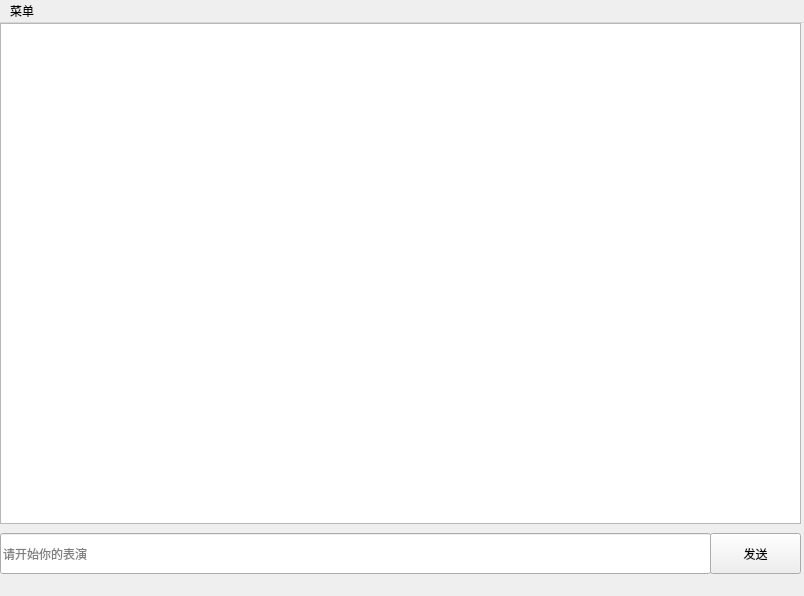
Qt form main_ui.ui (wockkkk/chat) before a commit.
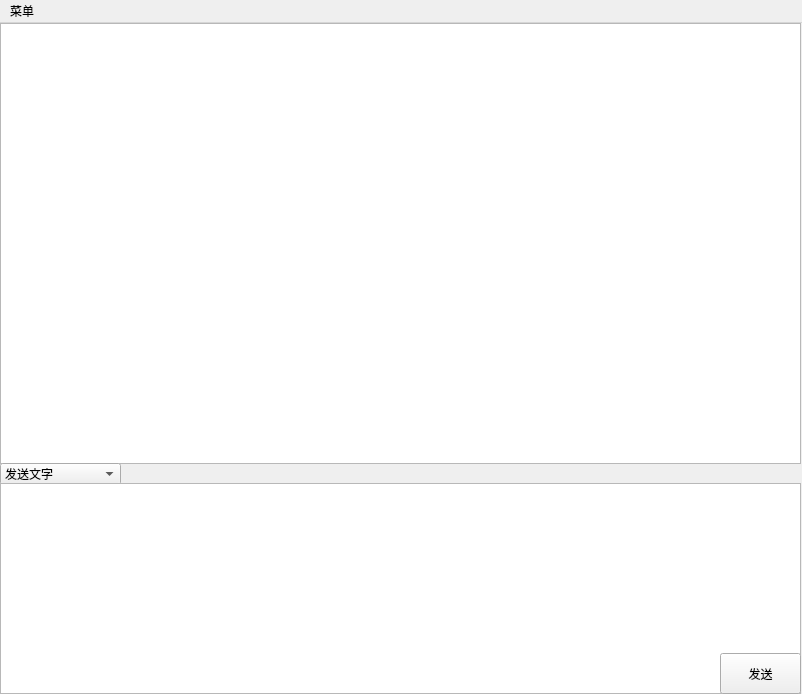
The same form after that commit.

```diff
--- a/main_ui.ui
+++ b/main_ui.ui
@@ -6,8 +6,8 @@
    <rect>
     <x>0</x>
     <y>0</y>
-    <width>804</width>
-    <height>596</height>
+    <width>802</width>
+    <height>694</height>
    </rect>
   </property>
   <property name="windowTitle">
@@ -20,35 +20,46 @@
       <x>0</x>
       <y>0</y>
       <width>801</width>
-      <height>501</height>
+      <height>441</height>
      </rect>
     </property>
    </widget>
-   <widget class="QLineEdit" name="lineEdit">
+   <widget class="QComboBox" name="comboBox">
     <property name="geometry">
      <rect>
       <x>0</x>
-      <y>510</y>
-      <width>711</width>
-      <height>41</height>
+      <y>440</y>
+      <width>121</width>
+      <height>22</height>
      </rect>
     </property>
-    <property name="inputMask">
-     <string/>
-    </property>
-    <property name="text">
-     <string/>
-    </property>
-    <property name="placeholderText">
-     <string>请开始你的表演</string>
+    <item>
+     <property name="text">
+      <string>发送文字</string>
+     </property>
+    </item>
+    <item>
+     <property name="text">
+      <string>发送指令</string>
+     </property>
+    </item>
+   </widget>
+   <widget class="QTextEdit" name="textEdit">
+    <property name="geometry">
+     <rect>
+      <x>0</x>
+      <y>460</y>
+      <width>801</width>
+      <height>211</height>
+     </rect>
     </property>
    </widget>
    <widget class="QPushButton" name="pushButton">
     <property name="geometry">
      <rect>
-      <x>710</x>
-      <y>510</y>
-      <width>91</width>
+      <x>720</x>
+      <y>630</y>
+      <width>81</width>
       <height>41</height>
      </rect>
     </property>
@@ -62,7 +73,7 @@
     <rect>
      <x>0</x>
      <y>0</y>
-     <width>804</width>
+     <width>802</width>
      <height>23</height>
     </rect>
    </property>
```
